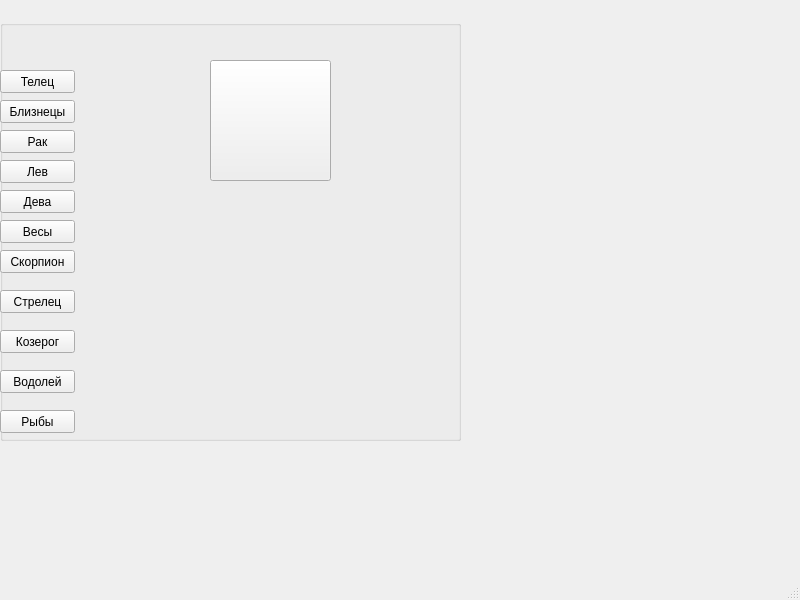
Dekster198/Zodiac, file GUI.ui: the form before one commit.
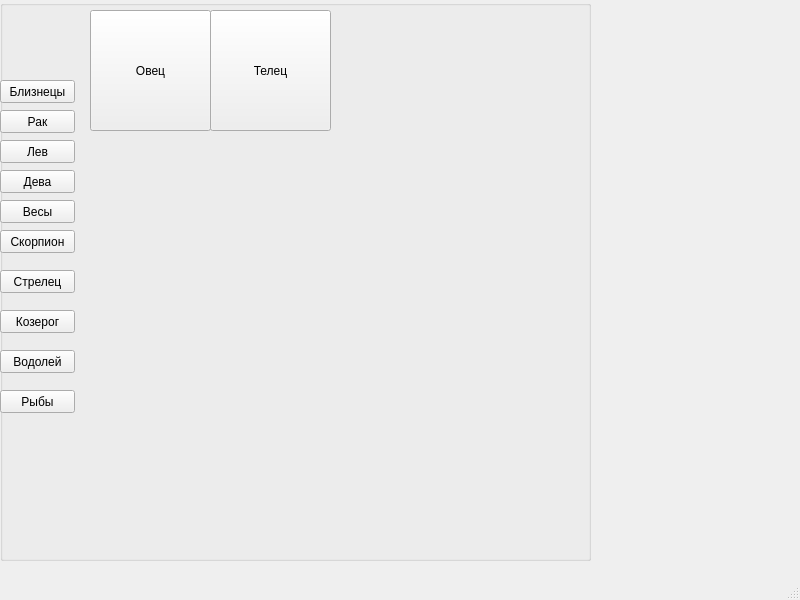
The form after the commit. Icons and pictures are not drawn.

Patch:
```diff
--- a/GUI.ui
+++ b/GUI.ui
@@ -18,11 +18,14 @@
     <property name="geometry">
      <rect>
       <x>0</x>
-      <y>20</y>
-      <width>461</width>
-      <height>421</height>
+      <y>0</y>
+      <width>591</width>
+      <height>561</height>
      </rect>
     </property>
+    <property name="autoFillBackground">
+     <bool>false</bool>
+    </property>
     <property name="title">
      <string/>
     </property>
@@ -32,8 +35,8 @@
      </property>
      <property name="geometry">
       <rect>
-       <x>210</x>
-       <y>40</y>
+       <x>90</x>
+       <y>10</y>
        <width>121</width>
        <height>121</height>
       </rect>
@@ -42,7 +45,7 @@
       <bool>false</bool>
      </property>
      <property name="text">
-      <string/>
+      <string>Овец</string>
      </property>
      <property name="icon">
       <iconset>
@@ -64,15 +67,25 @@
     <widget class="QPushButton" name="Taurus">
      <property name="geometry">
       <rect>
-       <x>0</x>
-       <y>50</y>
-       <width>75</width>
-       <height>23</height>
+       <x>210</x>
+       <y>10</y>
+       <width>121</width>
+       <height>121</height>
       </rect>
      </property>
      <property name="text">
       <string>Телец</string>
      </property>
+     <property name="icon">
+      <iconset>
+       <normaloff>images/Taurus.jpg</normaloff>images/Taurus.jpg</iconset>
+     </property>
+     <property name="iconSize">
+      <size>
+       <width>128</width>
+       <height>128</height>
+      </size>
+     </property>
     </widget>
     <widget class="QPushButton" name="Gemini">
      <property name="geometry">
```
Left out of the diff: 6 changed lines with no effect on the pictures.
